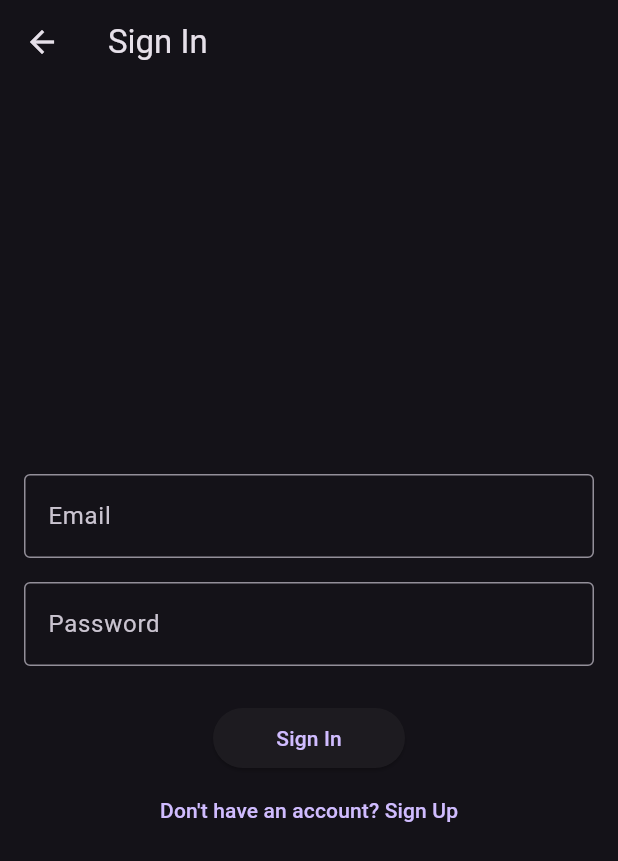
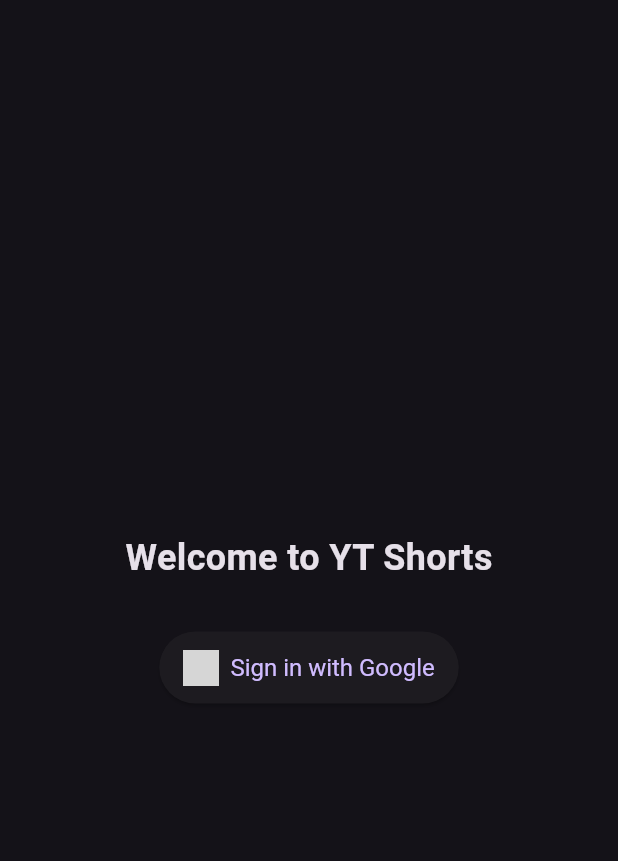
Before and after one commit to VedSinghRawat/yt_short, a Flutter app: the screen it shows after launch, on a phone screen of 412 x 824 dp. Shown: the top 861 px of the screen. Run offline on Flutter 3.47's test engine with Material 3 defaults, Android fonts, the light colour scheme and no system bars; our stand-ins replace flutter_dotenv, flutter_riverpod, go_router, google_sign_in, supabase_flutter, youtube_player_flutter; accounts and stored records are empty; network calls fail; grey boxes are pictures that could not be loaded.

Commit message:
auth updated to use google api

```diff
--- a/lib/apis/auth_api.dart
+++ b/lib/apis/auth_api.dart
@@ -1,50 +1,43 @@
+import 'dart:async';
 import 'dart:developer' as developer;
+import 'package:flutter_dotenv/flutter_dotenv.dart';
 import 'package:flutter_riverpod/flutter_riverpod.dart';
-import 'package:supabase_flutter/supabase_flutter.dart';
-import '../core/supabase/supabase_config.dart';
+import 'package:google_sign_in/google_sign_in.dart';
 
 abstract class IAuthAPI {
-  Future<void> signUp({required String email, required String password});
-  Future<void> signIn({required String email, required String password});
+  Future<GoogleSignInAccount?> signInWithGoogle();
   Future<void> signOut();
   Stream<bool> get authStateChange;
 }
 
 class AuthAPI implements IAuthAPI {
-  final SupabaseClient _supabaseClient;
+  final GoogleSignIn _googleSignIn = GoogleSignIn(
+    scopes: [
+      'email',
+      'profile',
+    ],
+  );
 
-  AuthAPI(SupabaseClient superbaseClient) : _supabaseClient = superbaseClient;
+  final StreamController<bool> _authStateController = StreamController<bool>.broadcast();
 
-  @override
-  Future<void> signUp({required String email, required String password}) async {
-    try {
-      final response = await _supabaseClient.auth.signUp(email: email, password: password);
-
-      if (response.user == null) {
-        throw Exception('Sign up failed: No user data received');
-      }
-    } on AuthException catch (e) {
-      developer.log('Auth Error during sign up', error: '${e.message} (Status: ${e.statusCode})', stackTrace: StackTrace.current);
-      throw Exception(e.message);
-    } catch (e, stackTrace) {
-      developer.log('Unexpected error during sign up', error: e.toString(), stackTrace: stackTrace);
-      throw Exception(e.toString());
-    }
+  AuthAPI() {
+    _googleSignIn.onCurrentUserChanged.listen((GoogleSignInAccount? account) {
+      _authStateController.add(account != null);
+    });
   }
 
   @override
-  Future<void> signIn({required String email, required String password}) async {
+  Future<GoogleSignInAccount?> signInWithGoogle() async {
     try {
-      final response = await _supabaseClient.auth.signInWithPassword(email: email, password: password);
-
-      if (response.user == null) {
-        throw Exception('Sign in failed: No user data received');
+      developer.log(_googleSignIn.clientId ?? 'Client ID is null');
+      final account = await _googleSignIn.signIn();
+      developer.log(account.toString());
+      if (account == null) {
+        throw Exception('Google Sign In cancelled or failed');
       }
-    } on AuthException catch (e) {
-      developer.log('Auth Error during sign in', error: '${e.message} (Status: ${e.statusCode})', stackTrace: StackTrace.current);
-      throw Exception(e.message);
+      return account;
     } catch (e, stackTrace) {
-      developer.log('Unexpected error during sign in', error: e.toString(), stackTrace: stackTrace);
+      developer.log('Error during Google Sign In', error: e.toString(), stackTrace: stackTrace);
       throw Exception(e.toString());
     }
   }
@@ -52,7 +45,7 @@
   @override
   Future<void> signOut() async {
     try {
-      await _supabaseClient.auth.signOut();
+      await _googleSignIn.signOut();
     } catch (e, stackTrace) {
       developer.log('Error during sign out', error: e.toString(), stackTrace: stackTrace);
       throw Exception(e.toString());
@@ -60,9 +53,9 @@
   }
 
   @override
-  Stream<bool> get authStateChange => _supabaseClient.auth.onAuthStateChange.map((event) => event.session != null);
+  Stream<bool> get authStateChange => _authStateController.stream;
 }
 
 final authAPIProvider = Provider<AuthAPI>((ref) {
-  return AuthAPI(SupabaseConfig.client);
+  return AuthAPI();
 });
--- a/lib/core/router/router.dart
+++ b/lib/core/router/router.dart
@@ -2,7 +2,6 @@
 import 'package:go_router/go_router.dart';
 import 'package:flutter_riverpod/flutter_riverpod.dart';
 import 'package:myapp/features/auth/screens/sign_in_screen.dart';
-import 'package:myapp/features/auth/screens/sign_up_screen.dart';
 import 'package:myapp/features/videos/screen/video_list.dart';
 import 'package:myapp/features/auth/widgets/auth_wrapper.dart';
 import 'package:myapp/features/auth/auth_controller.dart';
@@ -42,10 +41,6 @@
             path: 'signin',
             builder: (context, state) => const SignInScreen(),
           ),
-          GoRoute(
-            path: 'signup',
-            builder: (context, state) => const SignUpScreen(),
-          ),
         ],
       ),
     ],
--- a/lib/features/auth/screens/sign_in_screen.dart
+++ b/lib/features/auth/screens/sign_in_screen.dart
@@ -1,99 +1,40 @@
 import 'package:flutter/material.dart';
 import 'package:flutter_riverpod/flutter_riverpod.dart';
-import 'package:go_router/go_router.dart';
 import '../auth_controller.dart';
 
-class SignInScreen extends ConsumerStatefulWidget {
+class SignInScreen extends ConsumerWidget {
   const SignInScreen({super.key});
 
   @override
-  ConsumerState<SignInScreen> createState() => _SignInScreenState();
-}
-
-class _SignInScreenState extends ConsumerState<SignInScreen> {
-  final _formKey = GlobalKey<FormState>();
-  final _emailController = TextEditingController();
-  final _passwordController = TextEditingController();
-
-  @override
-  void dispose() {
-    _emailController.dispose();
-    _passwordController.dispose();
-    super.dispose();
-  }
-
-  Future<void> _signIn() async {
-    if (_formKey.currentState!.validate()) {
-      await ref.read(authControllerProvider.notifier).signIn(
-            context,
-            email: _emailController.text.trim(),
-            password: _passwordController.text.trim(),
-          );
-    }
-  }
-
-  @override
-  Widget build(BuildContext context) {
+  Widget build(BuildContext context, WidgetRef ref) {
     final isLoading = ref.watch(authControllerProvider).loading;
 
     return Scaffold(
-      appBar: AppBar(
-        title: const Text('Sign In'),
-      ),
-      body: Padding(
-        padding: const EdgeInsets.all(16.0),
-        child: Form(
-          key: _formKey,
-          child: Column(
-            mainAxisAlignment: MainAxisAlignment.center,
-            children: [
-              TextFormField(
-                controller: _emailController,
-                decoration: const InputDecoration(
-                  labelText: 'Email',
-                  border: OutlineInputBorder(),
-                ),
-                validator: (value) {
-                  if (value == null || value.isEmpty) {
-                    return 'Please enter your email';
-                  }
-                  return null;
-                },
+      body: Center(
+        child: Column(
+          mainAxisAlignment: MainAxisAlignment.center,
+          children: [
+            const Text(
+              'Welcome to YT Shorts',
+              style: TextStyle(
+                fontSize: 24,
+                fontWeight: FontWeight.bold,
               ),
-              const SizedBox(height: 16),
-              TextFormField(
-                controller: _passwordController,
-                decoration: const InputDecoration(
-                  labelText: 'Password',
-                  border: OutlineInputBorder(),
-                ),
-                obscureText: true,
-                validator: (value) {
-                  if (value == null || value.isEmpty) {
-                    return 'Please enter your password';
-                  }
-                  return null;
-                },
+            ),
+            const SizedBox(height: 32),
+            ElevatedButton.icon(
+              onPressed: isLoading ? null : () => ref.read(authControllerProvider.notifier).signInWithGoogle(context),
+              icon: Image.network(
+                'https://cdn1.iconfinder.com/data/icons/google-s-logo/150/Google_Icons-09-512.png',
+                height: 24,
               ),
-              const SizedBox(height: 24),
-              ElevatedButton(
-                onPressed: isLoading ? null : _signIn,
-                child: SizedBox(
-                  width: 80, // Fixed width to prevent size change
-                  child: Center(
-                    child:
-                        isLoading ? const SizedBox(width: 20, height: 20, child: CircularProgressIndicator(strokeWidth: 2)) : const Text('Sign In'),
-                  ),
-                ),
+              label: const Text('Sign in with Google'),
+              style: ElevatedButton.styleFrom(
+                padding: const EdgeInsets.symmetric(horizontal: 16, vertical: 12),
+                textStyle: const TextStyle(fontSize: 16),
               ),
-              TextButton(
-                onPressed: () {
-                  context.go('/auth/signup');
-                },
-                child: const Text('Don\'t have an account? Sign Up'),
-              ),
-            ],
-          ),
+            ),
+          ],
         ),
       ),
     );
--- a/lib/features/user/user_controller.dart
+++ b/lib/features/user/user_controller.dart
@@ -35,7 +35,7 @@
 
     try {
       final userAPI = _ref.read(userAPIProvider);
-      final user = await userAPI.fetchCurrentUser();
+      final user = await userAPI.getCurrentUser();
 
       state = state.copyWith(
         currentUser: user,
--- a/lib/features/videos/screen/video_list.dart
+++ b/lib/features/videos/screen/video_list.dart
@@ -17,6 +17,7 @@
     super.initState();
     // Fetch videos when the screen is first loaded
     WidgetsBinding.instance.addPostFrameCallback((_) {
+      if (!mounted) return;
       ref.read(videoControllerProvider.notifier).fetchVideos();
     });
   }
--- a/lib/main.dart
+++ b/lib/main.dart
@@ -1,7 +1,7 @@
 import 'package:flutter/material.dart';
 import 'package:flutter_riverpod/flutter_riverpod.dart';
+import 'package:myapp/core/router/router.dart';
 import 'package:myapp/core/supabase/supabase_config.dart';
-import 'package:myapp/core/router/router.dart';
 
 void main() async {
   WidgetsFlutterBinding.ensureInitialized();
--- a/pubspec.yaml
+++ b/pubspec.yaml
@@ -17,6 +17,7 @@
   supabase_flutter: ^2.3.4
   flutter_dotenv: ^5.1.0
   flutter_riverpod: ^2.5.1
+  google_sign_in: ^6.2.1
   riverpod_annotation: ^2.3.5
   json_annotation: ^4.8.1
   go_router: ^13.2.0
```
Also changed, not shown: lib/apis/user_api.dart (+24 -27 lines), lib/features/auth/auth_controller.dart (+6 -20 lines), lib/features/auth/screens/sign_up_screen.dart (deleted, +0 -90 lines), pubspec.lock, 2 other files.
